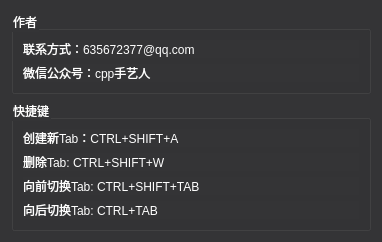
This is platypus/ui/helpdialog.ui in MingYueRuYa/platypus as Qt 5 draws it before an edit. The edited form follows.
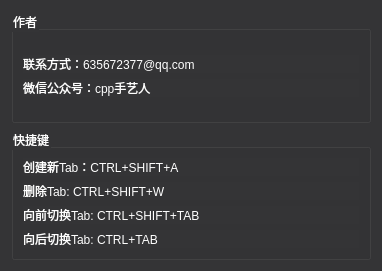
This is the edited form.

What changed in the file:
```diff
--- a/platypus/ui/helpdialog.ui
+++ b/platypus/ui/helpdialog.ui
@@ -7,7 +7,7 @@
     <x>0</x>
     <y>0</y>
     <width>382</width>
-    <height>242</height>
+    <height>271</height>
    </rect>
   </property>
   <property name="windowTitle">
```
Left out of the diff: 6 changed lines with no effect on the pictures.
